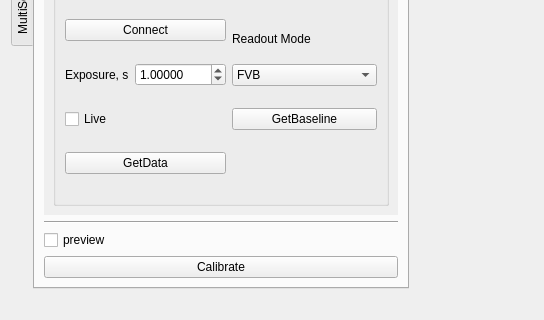
This is microV.ui in xkronosua/microV as Qt 5 draws it before an edit; both pictures show x 0 to 544 and y 453 to 773 of the 688 by 773 pixel window. The edited form follows.
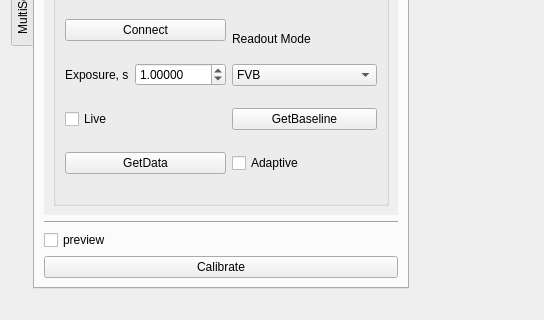
This is the edited form. The open tabs and pages were chosen to show the change.

```diff
--- a/microV.ui
+++ b/microV.ui
@@ -1312,8 +1312,8 @@
              <rect>
               <x>0</x>
               <y>0</y>
-              <width>333</width>
-              <height>508</height>
+              <width>356</width>
+              <height>494</height>
              </rect>
             </property>
             <attribute name="label">
@@ -1564,6 +1564,13 @@
                   </property>
                  </widget>
                 </item>
+                <item row="3" column="1">
+                 <widget class="QCheckBox" name="andorCameraExposureAdaptive">
+                  <property name="text">
+                   <string>Adaptive</string>
+                  </property>
+                 </widget>
+                </item>
                </layout>
               </widget>
              </item>
```
Left out of the diff: 50 changed lines with no effect on the pictures.
